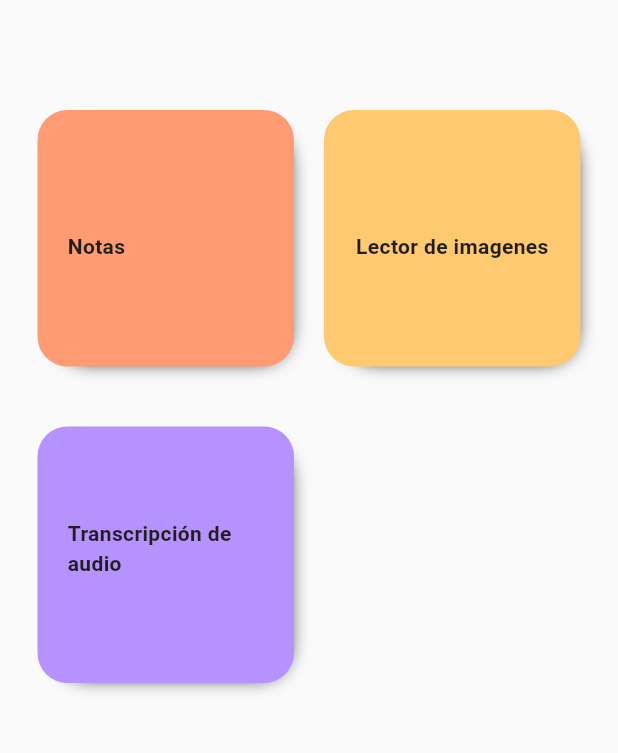
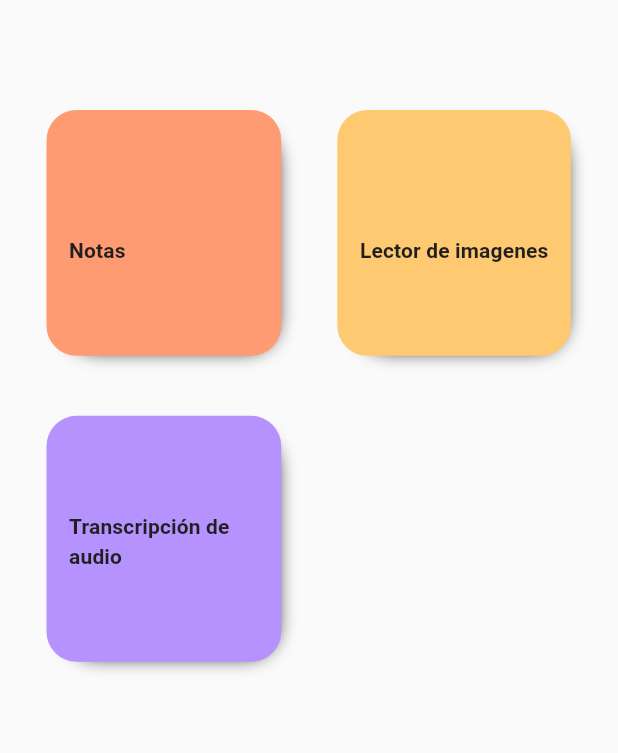
Before and after one commit to OsiNubis99/NoteApp-Frontend, a Flutter app: the HomeScreen screen opened by its route, on a phone screen of 412 x 824 dp, the part 64-817 px from its top. Run offline on Flutter 3.47's test engine with Material 2 defaults, Android fonts, the phone set to English and light mode, and no system bars.

Commit message:
Home Screen
Buttons and navigation to NoteList

```diff
--- a/lib/presentation/screens/home/home_screen.dart
+++ b/lib/presentation/screens/home/home_screen.dart
@@ -1,6 +1,7 @@
 
 
 import 'package:flutter/material.dart';
+import 'package:note_app_frontend/presentation/screens/note/noteList_screen.dart';
 import 'package:note_app_frontend/presentation/widgets/shared/sidebar_menu.dart';
 
 import '../../../config/theme/app_theme.dart';
@@ -24,26 +25,59 @@ class _HomeScreenState extends State<HomeScreen> {
           children: <Widget>[
             SafeArea(
               child: GridView.count(
-                  padding: EdgeInsets.only(top: 60.0, left: 25, right: 25, bottom: 20),
+                  padding: EdgeInsets.only(top: 60.0, left: 15, right: 15, bottom: 20),
                     crossAxisCount: 2,
-                    crossAxisSpacing: 20,
+                    childAspectRatio: 1.15,
+                    crossAxisSpacing: 5,
                     mainAxisSpacing: 40,
-                    children: const <Widget>[
+                    children: <Widget>[
 
                       //NOTAS
-                      OptionCard(title: "Notas                         ", theme: AppTheme.note_1,),
+                      MaterialButton(
+                        onPressed: () {
+                          final route = MaterialPageRoute(builder: (context) => const NoteListScreen());
+                          Navigator.pushReplacement(context, route);
+                        },
+
+                        child: const OptionCard(
+                          title: "Notas                         ",
+                          theme: AppTheme.note_1,
+                        ),
+                      ),
+
 
                       //OCRCAM
-                      OptionCard(title: "Lector de imagenes", theme: AppTheme.note_2,),
+                      MaterialButton(
+                        onPressed: () {
+                          final route = MaterialPageRoute(builder: (context) => const NoteListScreen());
+                          Navigator.pushReplacement(context, route);
+                        },
+
+                        child: const OptionCard(
+                          title: "Lector de imagenes",
+                          theme: AppTheme.note_2,
+                        ),
+                      ),
 
 
                       //AUDIO CAPTURE
-                      OptionCard(title: "Transcripción de audio", theme: AppTheme.note_3,),
+                      MaterialButton(
+                        onPressed: () {
+                          final route = MaterialPageRoute(builder: (context) => const NoteListScreen());
+                          Navigator.pushReplacement(context, route);
+                        },
+
+                        child: const OptionCard(
+                          title: "Transcripción de audio",
+                          theme: AppTheme.note_3,
+                        ),
+                      ),
 
 
-                    ],
-                ),
-          )]
+                  ],
+              )
+            )
+          ]
       )
     );
   }
@@ -52,21 +86,21 @@ class _HomeScreenState extends State<HomeScreen> {
 
 
 class OptionCard extends StatelessWidget {
-  //final String imagen o icono
+  //final String icon;
   final String title;
   final Color theme;
-  //final Function onPressed;
 
   const OptionCard({
     super.key,
-    required this.title, required this.theme, //required this.onPressed,
-    //required this.imagen,
+    required this.title,
+    required this.theme,
+    //required this.icon,
   });
 
   @override
   Widget build(BuildContext context) {
     return Container(
-      padding: EdgeInsets.only(top: 50.0, left: 20, right: 20, bottom: 70),
+      padding: EdgeInsets.only(top: 50.0, left: 15, right: 15, bottom: 60),
         decoration: BoxDecoration(
         color: theme,
         borderRadius: BorderRadius.circular(20),
@@ -79,7 +113,7 @@ class OptionCard extends StatelessWidget {
       ),
             child: Column(
               children: <Widget>[
-                Spacer(),
+                const Spacer(),
                 //icono
                 //Spacer(),
                 Text(
--- a/lib/presentation/screens/note/noteList_screen.dart
+++ b/lib/presentation/screens/note/noteList_screen.dart
@@ -1,5 +1,8 @@
 import 'package:flutter/material.dart';
 import 'package:note_app_frontend/presentation/widgets/shared/appBarMenu.dart';
+import 'package:note_app_frontend/presentation/widgets/shared/sidebar_menu.dart';
+
+import '../../../config/theme/app_theme.dart';
 
 class NoteListScreen extends StatefulWidget {
   const NoteListScreen({super.key});
@@ -12,6 +15,8 @@ class _NoteListScreenState extends State<NoteListScreen> {
   @override
   Widget build(BuildContext context) {
     return Scaffold(
+      backgroundColor: AppTheme.bgGray,
+      drawer: const SideBar(),
       appBar: AppBarMenu(context),
       body: const Center(
         child: Text('Lista de Notas'),
```
Also changed, not shown: lib/presentation/widgets/shared/sidebar_menu.dart (+24 -1 lines).
